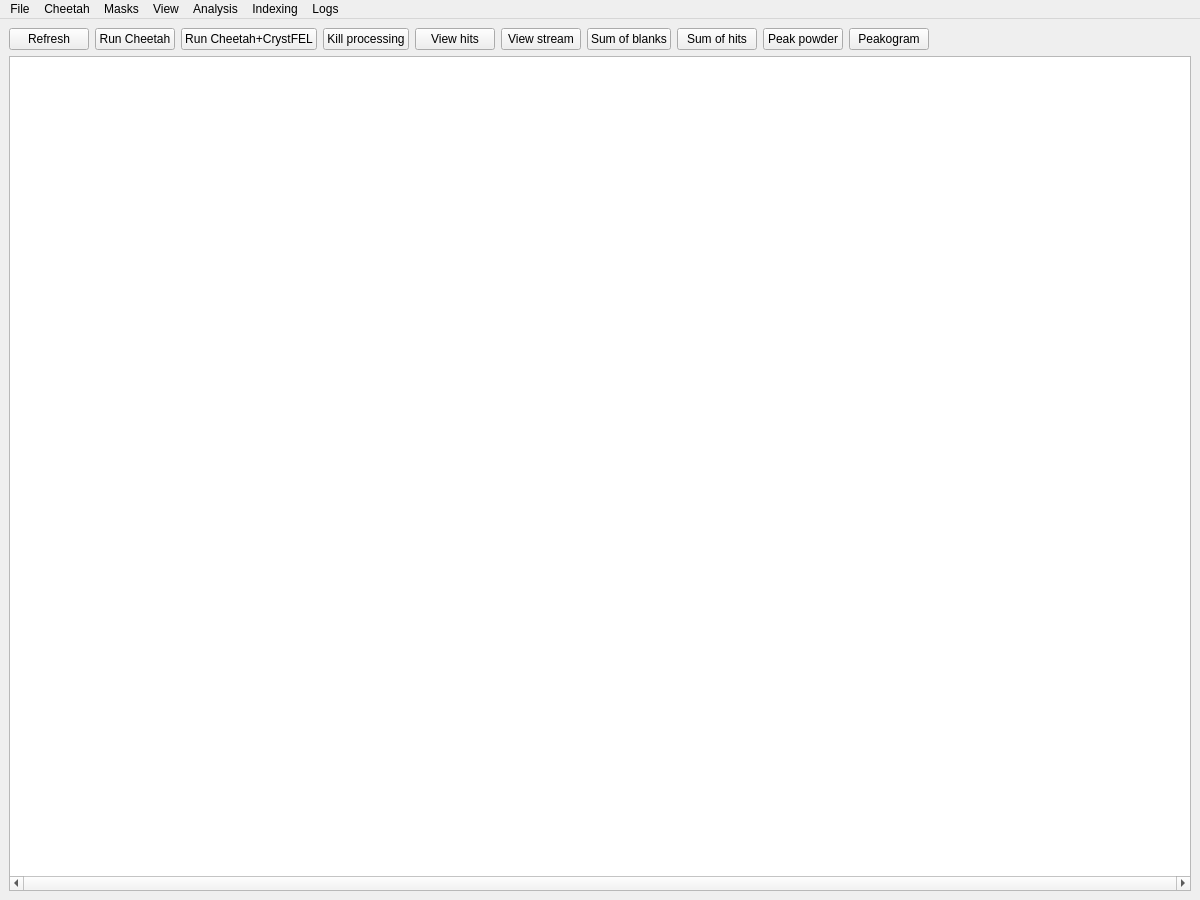
Above: src/cheetah/ui_src/cheetahgui.ui from cheetahdevteam/cheetah-gui before the change. Below: the same form after it.
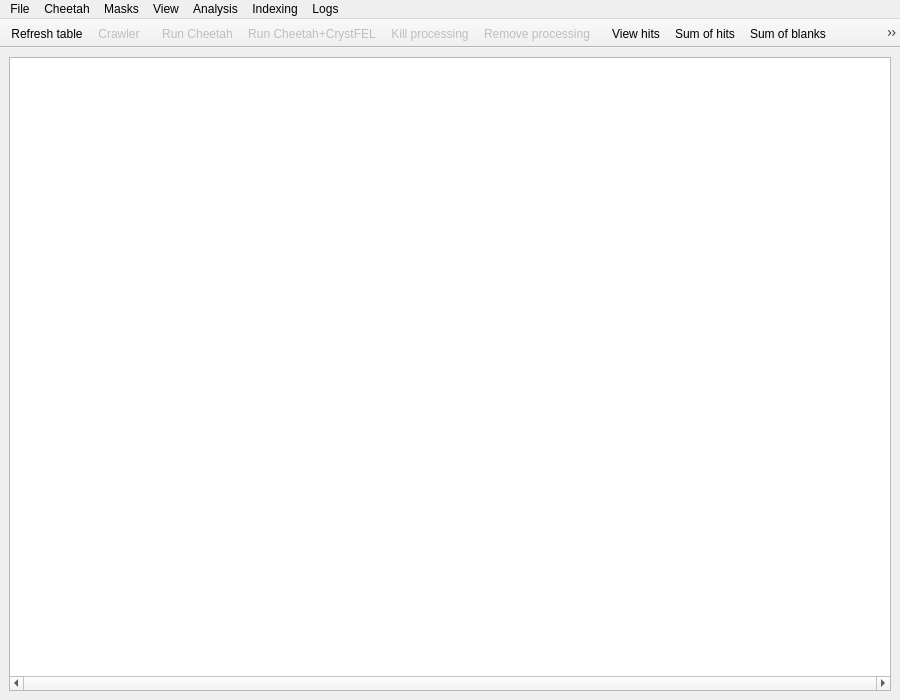
That is the form after the change. Icons and pictures are not drawn.

Commit message: Changed UI buttons to toolbar actions with icons

The edit to the form file:
```diff
--- a/src/cheetah/ui_src/cheetahgui.ui
+++ b/src/cheetah/ui_src/cheetahgui.ui
@@ -6,8 +6,8 @@
    <rect>
     <x>0</x>
     <y>0</y>
-    <width>1200</width>
-    <height>900</height>
+    <width>900</width>
+    <height>700</height>
    </rect>
   </property>
   <property name="sizePolicy">
@@ -31,179 +31,6 @@
         <property name="sizeConstraint">
          <enum>QLayout::SetDefaultConstraint</enum>
         </property>
-        <item>
-         <widget class="QPushButton" name="button_refresh">
-          <property name="sizePolicy">
-           <sizepolicy hsizetype="Preferred" vsizetype="Fixed">
-            <horstretch>0</horstretch>
-            <verstretch>0</verstretch>
-           </sizepolicy>
-          </property>
-          <property name="maximumSize">
-           <size>
-            <width>120</width>
-            <height>25</height>
-           </size>
-          </property>
-          <property name="text">
-           <string>Refresh</string>
-          </property>
-         </widget>
-        </item>
-        <item>
-         <widget class="QPushButton" name="button_run_cheetah">
-          <property name="sizePolicy">
-           <sizepolicy hsizetype="Preferred" vsizetype="Fixed">
-            <horstretch>0</horstretch>
-            <verstretch>0</verstretch>
-           </sizepolicy>
-          </property>
-          <property name="maximumSize">
-           <size>
-            <width>120</width>
-            <height>25</height>
-           </size>
-          </property>
-          <property name="text">
-           <string>Run Cheetah</string>
-          </property>
-         </widget>
-        </item>
-        <item>
-         <widget class="QPushButton" name="button_run_streaming">
-          <property name="text">
-           <string>Run Cheetah+CrystFEL</string>
-          </property>
-         </widget>
-        </item>
-        <item>
-         <widget class="QPushButton" name="button_kill_processing">
-          <property name="text">
-           <string>Kill processing</string>
-          </property>
-         </widget>
-        </item>
-        <item>
-         <widget class="QPushButton" name="button_view_hits">
-          <property name="sizePolicy">
-           <sizepolicy hsizetype="Preferred" vsizetype="Fixed">
-            <horstretch>0</horstretch>
-            <verstretch>0</verstretch>
-           </sizepolicy>
-          </property>
-          <property name="maximumSize">
-           <size>
-            <width>120</width>
-            <height>25</height>
-           </size>
-          </property>
-          <property name="text">
-           <string>View hits</string>
-          </property>
-         </widget>
-        </item>
-        <item>
-         <widget class="QPushButton" name="button_view_stream">
-          <property name="text">
-           <string>View stream</string>
-          </property>
-         </widget>
-        </item>
-        <item>
-         <widget class="QPushButton" name="button_sum_blanks">
-          <property name="sizePolicy">
-           <sizepolicy hsizetype="Preferred" vsizetype="Fixed">
-            <horstretch>0</horstretch>
-            <verstretch>0</verstretch>
-           </sizepolicy>
-          </property>
-          <property name="maximumSize">
-           <size>
-            <width>120</width>
-            <height>25</height>
-           </size>
-          </property>
-          <property name="text">
-           <string>Sum of blanks</string>
-          </property>
-         </widget>
-        </item>
-        <item>
-         <widget class="QPushButton" name="button_sum_hits">
-          <property name="sizePolicy">
-           <sizepolicy hsizetype="Preferred" vsizetype="Fixed">
-            <horstretch>0</horstretch>
-            <verstretch>0</verstretch>
-           </sizepolicy>
-          </property>
-          <property name="maximumSize">
-           <size>
-            <width>120</width>
-            <height>25</height>
-           </size>
-          </property>
-          <property name="text">
-           <string>Sum of hits</string>
-          </property>
-         </widget>
-        </item>
-        <item>
-         <widget class="QPushButton" name="button_peak_powder">
-          <property name="enabled">
-           <bool>true</bool>
-          </property>
-          <property name="sizePolicy">
-           <sizepolicy hsizetype="Preferred" vsizetype="Fixed">
-            <horstretch>0</horstretch>
-            <verstretch>0</verstretch>
-           </sizepolicy>
-          </property>
-          <property name="maximumSize">
-           <size>
-            <width>120</width>
-            <height>25</height>
-           </size>
-          </property>
-          <property name="text">
-           <string>Peak powder</string>
-          </property>
-         </widget>
-        </item>
-        <item>
-         <widget class="QPushButton" name="button_peakogram">
-          <property name="enabled">
-           <bool>true</bool>
-          </property>
-          <property name="sizePolicy">
-           <sizepolicy hsizetype="Preferred" vsizetype="Fixed">
-            <horstretch>0</horstretch>
-            <verstretch>0</verstretch>
-           </sizepolicy>
-          </property>
-          <property name="maximumSize">
-           <size>
-            <width>120</width>
-            <height>25</height>
-           </size>
-          </property>
-          <property name="text">
-           <string>Peakogram</string>
-          </property>
-         </widget>
-        </item>
-        <item>
-         <spacer name="horizontalSpacer">
-          <property name="orientation">
-           <enum>Qt::Horizontal</enum>
-          </property>
-          <property name="sizeHint" stdset="0">
-           <size>
-            <width>40</width>
-            <height>20</height>
-           </size>
-          </property>
-         </spacer>
-        </item>
        </layout>
       </item>
       <item>
@@ -252,7 +79,7 @@
     <rect>
      <x>0</x>
      <y>0</y>
-     <width>1200</width>
+     <width>900</width>
      <height>20</height>
     </rect>
    </property>
@@ -345,6 +172,88 @@
    <addaction name="menuIndexing"/>
    <addaction name="menuLogs"/>
   </widget>
+  <widget class="QToolBar" name="toolBarMain">
+   <property name="windowTitle">
+    <string>toolBar</string>
+   </property>
+   <property name="movable">
+    <bool>false</bool>
+   </property>
+   <property name="allowedAreas">
+    <set>Qt::AllToolBarAreas</set>
+   </property>
+   <property name="iconSize">
+    <size>
+     <width>36</width>
+     <height>36</height>
+    </size>
+   </property>
+   <attribute name="toolBarArea">
+    <enum>TopToolBarArea</enum>
+   </attribute>
+   <attribute name="toolBarBreak">
+    <bool>false</bool>
+   </attribute>
+   <addaction name="action_refresh_table"/>
+   <addaction name="action_crawler"/>
+  </widget>
+  <widget class="QToolBar" name="toolBarProcess">
+   <property name="enabled">
+    <bool>true</bool>
+   </property>
+   <property name="windowTitle">
+    <string>toolBar_2</string>
+   </property>
+   <property name="movable">
+    <bool>false</bool>
+   </property>
+   <property name="iconSize">
+    <size>
+     <width>36</width>
+     <height>36</height>
+    </size>
+   </property>
+   <attribute name="toolBarArea">
+    <enum>TopToolBarArea</enum>
+   </attribute>
+   <attribute name="toolBarBreak">
+    <bool>false</bool>
+   </attribute>
+   <addaction name="action_run_files"/>
+   <addaction name="action_run_streaming"/>
+   <addaction name="action_kill_processing"/>
+   <addaction name="action_remove_processing"/>
+  </widget>
+  <widget class="QToolBar" name="toolBarView">
+   <property name="windowTitle">
+    <string>toolBar_3</string>
+   </property>
+   <property name="movable">
+    <bool>false</bool>
+   </property>
+   <property name="iconSize">
+    <size>
+     <width>36</width>
+     <height>36</height>
+    </size>
+   </property>
+   <attribute name="toolBarArea">
+    <enum>TopToolBarArea</enum>
+   </attribute>
+   <attribute name="toolBarBreak">
+    <bool>false</bool>
+   </attribute>
+   <addaction name="action_view_hits"/>
+   <addaction name="action_sum_of_hits"/>
+   <addaction name="action_sum_of_blanks"/>
+   <addaction name="action_peak_powder"/>
+   <addaction name="separator"/>
+   <addaction name="action_view_stream"/>
+   <addaction name="action_cell_explorer"/>
+   <addaction name="separator"/>
+   <addaction name="action_hitrate"/>
+   <addaction name="action_peakogram"/>
+  </widget>
   <action name="menu_file_autorefresh">
    <property name="text">
     <string>Auto refresh table</string>
@@ -529,6 +438,192 @@
     <string>Remove processing results</string>
    </property>
   </action>
+  <action name="action_run_files">
+   <property name="enabled">
+    <bool>false</bool>
+   </property>
+   <property name="icon">
+    <iconset>
+     <normaloff>run_hdf5.svg</normaloff>run_hdf5.svg</iconset>
+   </property>
+   <property name="text">
+    <string>Run Cheetah</string>
+   </property>
+   <property name="toolTip">
+    <string>Run Cheetah and save hits to disk</string>
+   </property>
+  </action>
+  <action name="action_run_streaming">
+   <property name="enabled">
+    <bool>false</bool>
+   </property>
+   <property name="icon">
+    <iconset>
+     <normaloff>run_streaming.svg</normaloff>run_streaming.svg</iconset>
+   </property>
+   <property name="text">
+    <string>Run Cheetah+CrystFEL</string>
+   </property>
+   <property name="toolTip">
+    <string>Run Cheetah and stream hits to CrystFEL</string>
+   </property>
+  </action>
+  <action name="action_refresh_table">
+   <property name="icon">
+    <iconset>
+     <normaloff>refresh.svg</normaloff>refresh.svg</iconset>
+   </property>
+   <property name="text">
+    <string>Refresh table</string>
+   </property>
+   <property name="toolTip">
+    <string>Refresh table</string>
+   </property>
+  </action>
+  <action name="action_crawler">
+   <property name="checkable">
+    <bool>true</bool>
+   </property>
+   <property name="enabled">
+    <bool>false</bool>
+   </property>
+   <property name="icon">
+    <iconset>
+     <normaloff>crawler.svg</normaloff>crawler.svg</iconset>
+   </property>
+   <property name="text">
+    <string>Crawler</string>
+   </property>
+   <property name="toolTip">
+    <string>Start/stop crawler</string>
+   </property>
+  </action>
+  <action name="action_kill_processing">
+   <property name="enabled">
+    <bool>false</bool>
+   </property>
+   <property name="icon">
+    <iconset>
+     <normaloff>stop.svg</normaloff>stop.svg</iconset>
+   </property>
+   <property name="text">
+    <string>Kill processing</string>
+   </property>
+   <property name="toolTip">
+    <string>Kill processing jobs</string>
+   </property>
+  </action>
+  <action name="action_remove_processing">
+   <property name="enabled">
+    <bool>false</bool>
+   </property>
+   <property name="icon">
+    <iconset>
+     <normaloff>remove.svg</normaloff>remove.svg</iconset>
+   </property>
+   <property name="text">
+    <string>Remove processing</string>
+   </property>
+   <property name="toolTip">
+    <string>Remove processing results</string>
+   </property>
+  </action>
+  <action name="action_view_hits">
+   <property name="icon">
+    <iconset>
+     <normaloff>view_hits.svg</normaloff>view_hits.svg</iconset>
+   </property>
+   <property name="text">
+    <string>View hits</string>
+   </property>
+   <property name="toolTip">
+    <string>View hits</string>
+   </property>
+  </action>
+  <action name="action_view_stream">
+   <property name="icon">
+    <iconset>
+     <normaloff>view_stream2.svg</normaloff>view_stream2.svg</iconset>
+   </property>
+   <property name="text">
+    <string>View stream</string>
+   </property>
+   <property name="toolTip">
+    <string>View CrystFEL stream file</string>
+   </property>
+  </action>
+  <action name="action_sum_of_hits">
+   <property name="icon">
+    <iconset>
+     <normaloff>sum_hits.svg</normaloff>sum_hits.svg</iconset>
+   </property>
+   <property name="text">
+    <string>Sum of hits</string>
+   </property>
+   <property name="toolTip">
+    <string>View sum of hits</string>
+   </property>
+  </action>
+  <action name="action_sum_of_blanks">
+   <property name="icon">
+    <iconset>
+     <normaloff>sum_blanks.svg</normaloff>sum_blanks.svg</iconset>
+   </property>
+   <property name="text">
+    <string>Sum of blanks</string>
+   </property>
+   <property name="toolTip">
+    <string>View sum of blanks</string>
+   </property>
+  </action>
+  <action name="action_peak_powder">
+   <property name="icon">
+    <iconset>
+     <normaloff>view_peakpowder.svg</normaloff>view_peakpowder.svg</iconset>
+   </property>
+   <property name="text">
+    <string>Peak powder</string>
+   </property>
+   <property name="toolTip">
+    <string>View virtual peak powder</string>
+   </property>
+  </action>
+  <action name="action_hitrate">
+   <property name="icon">
+    <iconset>
+     <normaloff>hitrate.svg</normaloff>hitrate.svg</iconset>
+   </property>
+   <property name="text">
+    <string>Hit rate</string>
+   </property>
+   <property name="toolTip">
+    <string>View hitrate plot</string>
+   </property>
+  </action>
+  <action name="action_peakogram">
+   <property name="icon">
+    <iconset>
+     <normaloff>peakogram.svg</normaloff>peakogram.svg</iconset>
+   </property>
+   <property name="text">
+    <string>peakogram</string>
+   </property>
+   <property name="toolTip">
+    <string>View peakogram</string>
+   </property>
+  </action>
+  <action name="action_cell_explorer">
+   <property name="icon">
+    <iconset>
+     <normaloff>cell_explorer.svg</normaloff>cell_explorer.svg</iconset>
+   </property>
+   <property name="text">
+    <string>Cell explorer</string>
+   </property>
+   <property name="toolTip">
+    <string>Open cell explorer</string>
+   </property>
+  </action>
  </widget>
  <resources/>
  <connections/>
```
Left out of the diff: 14 changed lines with no effect on the pictures. The commit also changes 21 other files.
